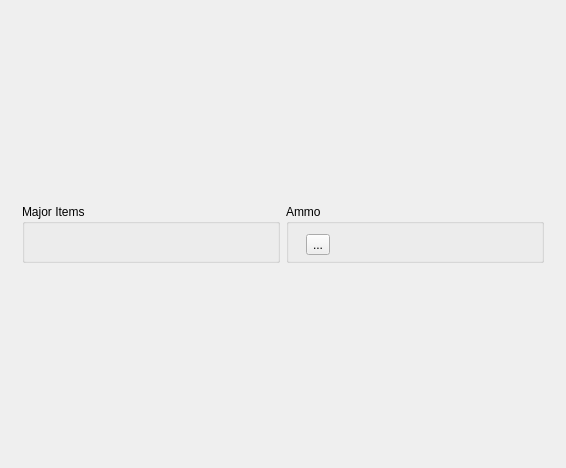
Qt form randovania/gui/main_rules.ui (randovania/randovania) before a commit.
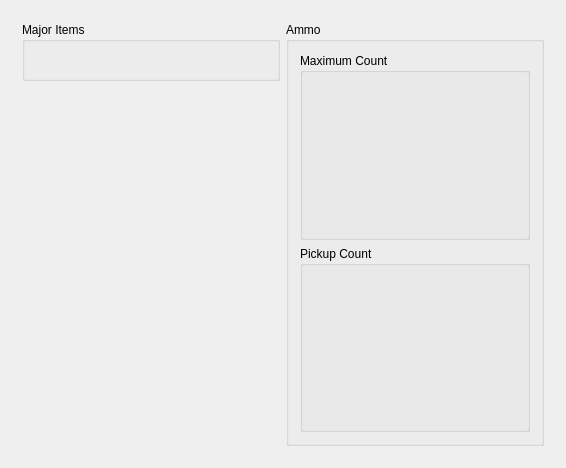
The same form after that commit.

Commit message: Add AmmoConfiguration to MainRulesWindow, split ammo maximum to be per resource

```diff
--- a/randovania/gui/main_rules.ui
+++ b/randovania/gui/main_rules.ui
@@ -54,6 +54,31 @@
         </rect>
        </property>
        <layout class="QGridLayout" name="gridLayout">
+        <item row="0" column="1" rowspan="2">
+         <widget class="QGroupBox" name="ammo_box">
+          <property name="title">
+           <string>Ammo</string>
+          </property>
+          <layout class="QVBoxLayout" name="verticalLayout_2">
+           <item>
+            <widget class="QGroupBox" name="maximum_count_box">
+             <property name="title">
+              <string>Maximum Count</string>
+             </property>
+             <layout class="QGridLayout" name="maximum_count_layout"/>
+            </widget>
+           </item>
+           <item>
+            <widget class="QGroupBox" name="pickup_count_box">
+             <property name="title">
+              <string>Pickup Count</string>
+             </property>
+             <layout class="QGridLayout" name="pickup_count_layout"/>
+            </widget>
+           </item>
+          </layout>
+         </widget>
+        </item>
         <item row="0" column="0">
          <widget class="QGroupBox" name="major_items_box">
           <property name="sizePolicy">
@@ -88,26 +113,6 @@
           </layout>
          </widget>
         </item>
-        <item row="0" column="1">
-         <widget class="QGroupBox" name="ammo_box">
-          <property name="title">
-           <string>Ammo</string>
-          </property>
-          <widget class="QToolButton" name="toolButton">
-           <property name="geometry">
-            <rect>
-             <x>20</x>
-             <y>30</y>
-             <width>24</width>
-             <height>21</height>
-            </rect>
-           </property>
-           <property name="text">
-            <string>...</string>
-           </property>
-          </widget>
-         </widget>
-        </item>
        </layout>
       </widget>
      </widget>
```
The commit also changes 7 other files.
